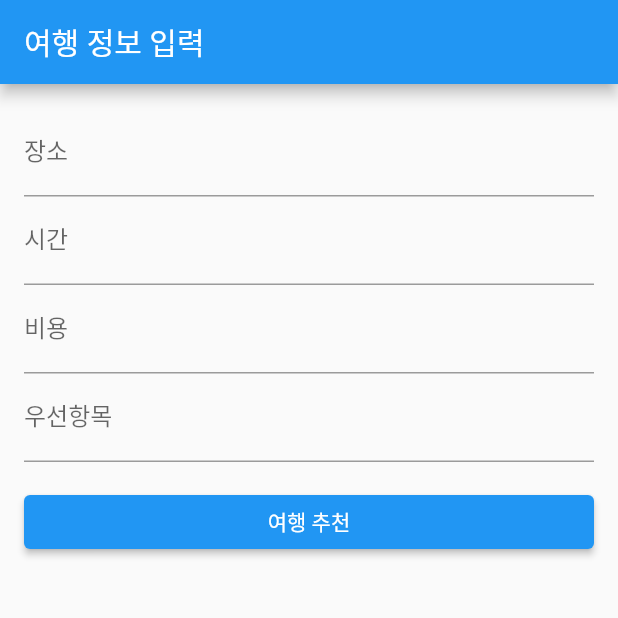
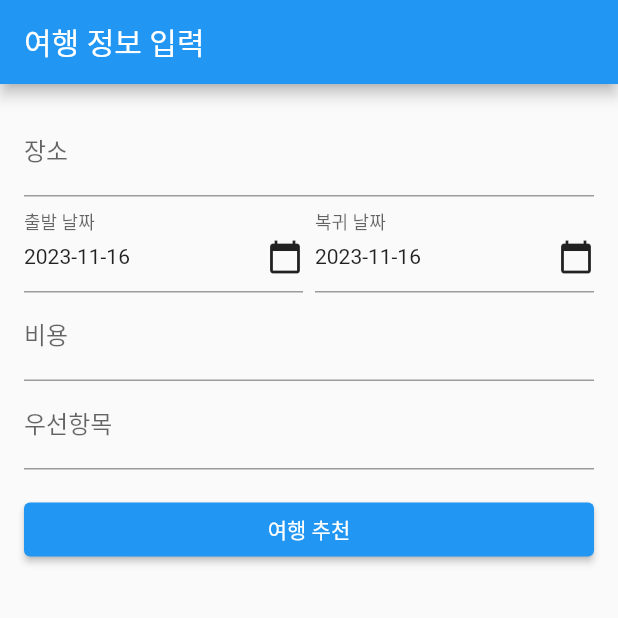
Before and after one commit to yongilkim01/WHD, a Flutter app: the screen it shows after launch, on a phone screen of 412 x 824 dp, the top half of it. Run offline on Flutter 3.47's test engine with Material 2 defaults, Android fonts, the phone set to English and light mode, and no system bars; our stand-ins replace cached_network_image.

Commit message:
사진 0.1, 입력 수정 0.1

```diff
--- a/scheduletravel/lib/input_page.dart
+++ b/scheduletravel/lib/input_page.dart
@@ -1,9 +1,15 @@
 import 'package:flutter/material.dart';
 import 'output_page.dart';
 
-class HomePage extends StatelessWidget {
+class HomePage extends StatefulWidget {
+  @override
+  _HomePageState createState() => _HomePageState();
+}
+
+class _HomePageState extends State<HomePage> {
   final TextEditingController textController1 = TextEditingController();
-  final TextEditingController textController2 = TextEditingController();
+  DateTime startDate = DateTime.now(); // 시작 날짜 변수
+  DateTime endDate = DateTime.now();   // 종료 날짜 변수
   final TextEditingController textController3 = TextEditingController();
   final TextEditingController textController4 = TextEditingController();
 
@@ -20,19 +26,62 @@ class HomePage extends StatelessWidget {
           children: [
             TextField(
               controller: textController1,
-              decoration: InputDecoration(labelText: '장소'),
+              decoration: const InputDecoration(labelText: '장소'),
             ),
-            TextField(
-              controller: textController2,
-              decoration: InputDecoration(labelText: '시간'),
+            Row(
+              children: [
+                Expanded(
+                  child: InkWell(
+                    onTap: () {
+                      _selectDate(context, isStartDate: true);
+                    },
+                    child: InputDecorator(
+                      decoration: const InputDecoration(
+                        labelText: '출발 날짜',
+                      ),
+                      child: Row(
+                        mainAxisAlignment: MainAxisAlignment.spaceBetween,
+                        children: <Widget>[
+                          Text(
+                            "${startDate.toLocal()}".split(' ')[0],
+                          ),
+                          Icon(Icons.calendar_today),
+                        ],
+                      ),
+                    ),
+                  ),
+                ),
+                SizedBox(width: 8.0),
+                Expanded(
+                  child: InkWell(
+                    onTap: () {
+                      _selectDate(context, isStartDate: false);
+                    },
+                    child: InputDecorator(
+                      decoration: const InputDecoration(
+                        labelText: '복귀 날짜',
+                      ),
+                      child: Row(
+                        mainAxisAlignment: MainAxisAlignment.spaceBetween,
+                        children: <Widget>[
+                          Text(
+                            "${endDate.toLocal()}".split(' ')[0],
+                          ),
+                          Icon(Icons.calendar_today),
+                        ],
+                      ),
+                    ),
+                  ),
+                ),
+              ],
             ),
             TextField(
               controller: textController3,
-              decoration: InputDecoration(labelText: '비용'),
+              decoration: const InputDecoration(labelText: '비용'),
             ),
             TextField(
               controller: textController4,
-              decoration: InputDecoration(labelText: '우선항목'),
+              decoration: const InputDecoration(labelText: '우선항목'),
             ),
             SizedBox(height: 16.0),
             ElevatedButton(
@@ -42,18 +91,36 @@ class HomePage extends StatelessWidget {
                   MaterialPageRoute(
                     builder: (context) => OutputPage(
                       text1: textController1.text,
-                      text2: textController2.text,
+                      text2: "시작: ${startDate.toLocal()} 종료: ${endDate.toLocal()}",
                       text3: textController3.text,
                       text4: textController4.text,
                     ),
                   ),
                 );
               },
-              child: Text('여행 추천'),
+              child: const Text('여행 추천'),
             ),
           ],
         ),
       ),
     );
   }
+
+  Future<void> _selectDate(BuildContext context, {required bool isStartDate}) async {
+    final DateTime? picked = await showDatePicker(
+      context: context,
+      initialDate: isStartDate ? startDate : endDate,
+      firstDate: DateTime(2000),
+      lastDate: DateTime(2101),
+    );
+    if (picked != null && picked != (isStartDate ? startDate : endDate)) {
+      setState(() {
+        if (isStartDate) {
+          startDate = picked;
+        } else {
+          endDate = picked;
+        }
+      });
+    }
+  }
 }
--- a/scheduletravel/pubspec.yaml
+++ b/scheduletravel/pubspec.yaml
@@ -30,7 +30,8 @@ environment:
 dependencies:
   flutter:
     sdk: flutter
-
+  cached_network_image: ^3.3.0
+  http: ^0.13.3
 
   # The following adds the Cupertino Icons font to your application.
   # Use with the CupertinoIcons class for iOS style icons.
@@ -39,7 +40,7 @@ dependencies:
 dev_dependencies:
   flutter_test:
     sdk: flutter
-  intl: ^0.17.0
+
 
   # The "flutter_lints" package below contains a set of recommended lints to
   # encourage good coding practices. The lint set provided by the package is
```
Also changed, not shown: scheduletravel/lib/init_page.dart (+19 -7 lines), scheduletravel/lib/output_page.dart (+51 -16 lines), 1 other file.
